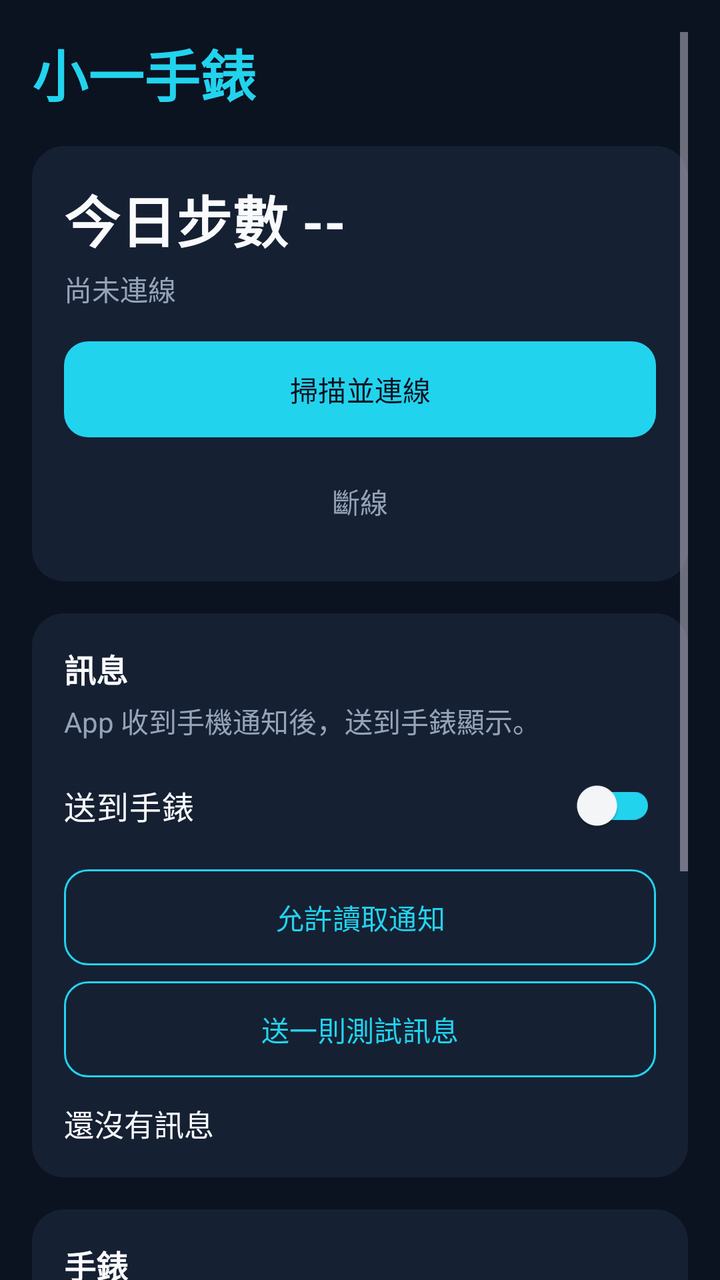
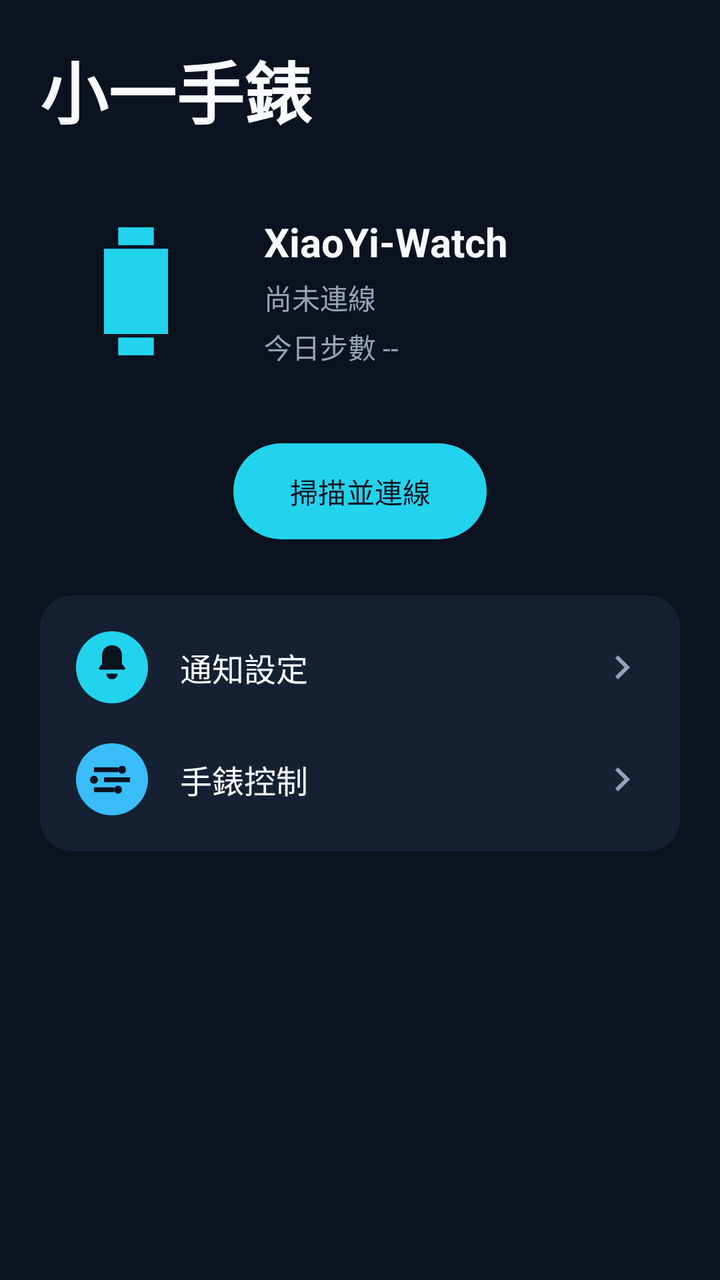

Before-and-after screenshots of an Android layout around one commit, followed by the original layout XML and the change that was made.
<!-- AndroidManifest.xml: application theme Theme.XiaoYiWatch -->
<!-- res/layout/activity_main.xml -->
<?xml version="1.0" encoding="utf-8"?>
<ScrollView xmlns:android="http://schemas.android.com/apk/res/android"
    android:layout_width="match_parent"
    android:layout_height="match_parent"
    android:background="@color/bg"
    android:clipToPadding="false"
    android:fillViewport="true"
    android:fitsSystemWindows="true"
    android:padding="16dp">

    <LinearLayout
        android:layout_width="match_parent"
        android:layout_height="wrap_content"
        android:orientation="vertical">

        <TextView
            android:layout_width="wrap_content"
            android:layout_height="wrap_content"
            android:text="小一手錶"
            android:textColor="@color/cyan"
            android:textSize="28sp"
            android:textStyle="bold" />

        <LinearLayout
            android:layout_width="match_parent"
            android:layout_height="wrap_content"
            android:layout_marginTop="16dp"
            android:background="@drawable/bg_card"
            android:orientation="vertical"
            android:padding="16dp">

            <TextView
                android:id="@+id/steps"
                android:layout_width="match_parent"
                android:layout_height="wrap_content"
                android:text="今日步數 --"
                android:textColor="@color/text"
                android:textSize="28sp"
                android:textStyle="bold" />

            <TextView
                android:id="@+id/status"
                android:layout_width="match_parent"
                android:layout_height="wrap_content"
                android:layout_marginTop="4dp"
                android:text="尚未連線"
                android:textColor="@color/muted"
                android:textSize="14sp" />

            <com.google.android.material.button.MaterialButton
                android:id="@+id/scan"
                style="@style/Widget.XiaoYi.Button"
                android:layout_width="match_parent"
                android:layout_height="wrap_content"
                android:layout_marginTop="16dp"
                android:text="掃描並連線" />

            <com.google.android.material.button.MaterialButton
                android:id="@+id/disconnect"
                style="@style/Widget.XiaoYi.Button.Text"
                android:layout_width="match_parent"
                android:layout_height="wrap_content"
                android:layout_marginTop="8dp"
                android:text="斷線" />
        </LinearLayout>

        <LinearLayout
            android:layout_width="match_parent"
            android:layout_height="wrap_content"
            android:layout_marginTop="16dp"
            android:background="@drawable/bg_card"
            android:orientation="vertical"
            android:padding="16dp">

            <TextView
                android:layout_width="wrap_content"
                android:layout_height="wrap_content"
                android:text="訊息"
                android:textColor="@color/text"
                android:textSize="16sp"
                android:textStyle="bold" />

            <TextView
                android:layout_width="match_parent"
                android:layout_height="wrap_content"
                android:layout_marginTop="4dp"
                android:text="App 收到手機通知後，送到手錶顯示。"
                android:textColor="@color/muted"
                android:textSize="14sp" />

            <androidx.appcompat.widget.SwitchCompat
                android:id="@+id/fwd"
                android:layout_width="match_parent"
                android:layout_height="wrap_content"
                android:layout_marginTop="8dp"
                android:minHeight="48dp"
                android:text="送到手錶"
                android:textColor="@color/text"
                android:textSize="16sp" />

            <com.google.android.material.button.MaterialButton
                android:id="@+id/allowNotice"
                style="@style/Widget.XiaoYi.Button.Outlined"
                android:layout_width="match_parent"
                android:layout_height="wrap_content"
                android:layout_marginTop="8dp"
                android:text="允許讀取通知" />

            <com.google.android.material.button.MaterialButton
                android:id="@+id/testMsg"
                style="@style/Widget.XiaoYi.Button.Outlined"
                android:layout_width="match_parent"
                android:layout_height="wrap_content"
                android:layout_marginTop="8dp"
                android:text="送一則測試訊息" />

            <TextView
                android:id="@+id/inbox"
                android:layout_width="match_parent"
                android:layout_height="wrap_content"
                android:layout_marginTop="12dp"
                android:text="還沒有訊息"
                android:textColor="@color/text"
                android:textSize="15sp" />
        </LinearLayout>

        <LinearLayout
            android:layout_width="match_parent"
            android:layout_height="wrap_content"
            android:layout_marginTop="16dp"
            android:background="@drawable/bg_card"
            android:orientation="vertical"
            android:padding="16dp">

            <TextView
                android:layout_width="wrap_content"
                android:layout_height="wrap_content"
                android:text="手錶"
                android:textColor="@color/text"
                android:textSize="16sp"
                android:textStyle="bold" />

            <TextView
                android:layout_width="wrap_content"
                android:layout_height="wrap_content"
                android:layout_marginTop="12dp"
                android:text="音量"
                android:textColor="@color/muted"
                android:textSize="14sp" />

            <LinearLayout
                android:layout_width="match_parent"
                android:layout_height="wrap_content"
                android:layout_marginTop="8dp"
                android:orientation="horizontal">

                <com.google.android.material.button.MaterialButton
                    android:id="@+id/volDown"
                    style="@style/Widget.XiaoYi.Button.Outlined"
                    android:layout_width="0dp"
                    android:layout_height="wrap_content"
                    android:layout_weight="1"
                    android:text="音量-" />

                <com.google.android.material.button.MaterialButton
                    android:id="@+id/volUp"
                    style="@style/Widget.XiaoYi.Button.Outlined"
                    android:layout_width="0dp"
                    android:layout_height="wrap_content"
                    android:layout_marginStart="8dp"
                    android:layout_weight="1"
                    android:text="音量+" />
            </LinearLayout>

            <TextView
                android:layout_width="wrap_content"
                android:layout_height="wrap_content"
                android:layout_marginTop="12dp"
                android:text="亮度"
                android:textColor="@color/muted"
                android:textSize="14sp" />

            <LinearLayout
                android:layout_width="match_parent"
                android:layout_height="wrap_content"
                android:layout_marginTop="8dp"
                android:orientation="horizontal">

                <com.google.android.material.button.MaterialButton
                    android:id="@+id/brightDown"
                    style="@style/Widget.XiaoYi.Button.Outlined"
                    android:layout_width="0dp"
                    android:layout_height="wrap_content"
                    android:layout_weight="1"
                    android:text="亮度-" />

                <com.google.android.material.button.MaterialButton
                    android:id="@+id/brightUp"
                    style="@style/Widget.XiaoYi.Button.Outlined"
                    android:layout_width="0dp"
                    android:layout_height="wrap_content"
                    android:layout_marginStart="8dp"
                    android:layout_weight="1"
                    android:text="亮度+" />
            </LinearLayout>

            <LinearLayout
                android:layout_width="match_parent"
                android:layout_height="wrap_content"
                android:layout_marginTop="8dp"
                android:orientation="horizontal">

                <com.google.android.material.button.MaterialButton
                    android:id="@+id/flash"
                    style="@style/Widget.XiaoYi.Button.Outlined"
                    android:layout_width="0dp"
                    android:layout_height="wrap_content"
                    android:layout_weight="1"
                    android:text="手電筒" />

                <com.google.android.material.button.MaterialButton
                    android:id="@+id/wake"
                    style="@style/Widget.XiaoYi.Button.Outlined"
                    android:layout_width="0dp"
                    android:layout_height="wrap_content"
                    android:layout_marginStart="8dp"
                    android:layout_weight="1"
                    android:text="叫小一" />
            </LinearLayout>
        </LinearLayout>

        <TextView
            android:id="@+id/log"
            android:layout_width="match_parent"
            android:layout_height="wrap_content"
            android:layout_marginTop="16dp"
            android:text=""
            android:textColor="@color/muted"
            android:textSize="13sp" />
    </LinearLayout>
</ScrollView>
<!-- resources referenced by this layout -->
<resources>
  <color name="bg">#0B1220</color>
  <color name="cyan">#22D3EE</color>
  <color name="muted">#94A3B8</color>
  <color name="text">#F8FAFC</color>
  <!-- drawable bg_card (drawable) -->
  <?xml version="1.0" encoding="utf-8"?>
  <shape xmlns:android="http://schemas.android.com/apk/res/android"
      android:shape="rectangle">
      <solid android:color="@color/card" />
      <corners android:radius="16dp" />
  </shape>
  <style name="Widget.XiaoYi.Button" parent="Widget.Material3.Button">
          <item name="android:minHeight">48dp</item>
          <item name="android:insetTop">0dp</item>
          <item name="android:insetBottom">0dp</item>
          <item name="android:textColor">@color/bg</item>
          <item name="backgroundTint">@color/cyan</item>
          <item name="cornerRadius">12dp</item>
      </style>
  <style name="Widget.XiaoYi.Button.Outlined" parent="Widget.Material3.Button.OutlinedButton">
          <item name="android:minHeight">48dp</item>
          <item name="android:insetTop">0dp</item>
          <item name="android:insetBottom">0dp</item>
          <item name="android:textColor">@color/cyan</item>
          <item name="backgroundTint">@android:color/transparent</item>
          <item name="strokeColor">@color/cyan</item>
          <item name="cornerRadius">12dp</item>
      </style>
  <style name="Widget.XiaoYi.Button.Text" parent="Widget.Material3.Button.TextButton">
          <item name="android:minHeight">48dp</item>
          <item name="android:insetTop">0dp</item>
          <item name="android:insetBottom">0dp</item>
          <item name="android:textColor">@color/muted</item>
          <item name="backgroundTint">@android:color/transparent</item>
          <item name="cornerRadius">12dp</item>
      </style>
  <style name="Theme.XiaoYiWatch" parent="Theme.Material3.Dark.NoActionBar">
          <item name="android:statusBarColor">@color/bg</item>
          <item name="android:navigationBarColor">@color/bg</item>
          <item name="android:windowBackground">@color/bg</item>
          <item name="colorPrimary">@color/cyan</item>
          <item name="colorOnPrimary">@color/bg</item>
          <item name="colorSurface">@color/card</item>
          <item name="colorOnSurface">@color/text</item>
          <item name="colorOutline">@color/cyan</item>
      </style>
  <color name="card">#162033</color>
</resources>

<!-- the commit's change to res/layout/activity_main.xml (unified diff, before → after) -->
@@ -6,7 +6,10 @@
     android:clipToPadding="false"
     android:fillViewport="true"
     android:fitsSystemWindows="true"
-    android:padding="16dp">
+    android:paddingStart="20dp"
+    android:paddingTop="20dp"
+    android:paddingEnd="20dp"
+    android:paddingBottom="24dp">
 
     <LinearLayout
         android:layout_width="match_parent"
@@ -17,215 +20,147 @@
             android:layout_width="wrap_content"
             android:layout_height="wrap_content"
             android:text="小一手錶"
-            android:textColor="@color/cyan"
-            android:textSize="28sp"
+            android:textColor="@color/text"
+            android:textSize="34sp"
             android:textStyle="bold" />
 
         <LinearLayout
             android:layout_width="match_parent"
             android:layout_height="wrap_content"
-            android:layout_marginTop="16dp"
-            android:background="@drawable/bg_card"
-            android:orientation="vertical"
-            android:padding="16dp">
+            android:layout_marginTop="28dp"
+            android:gravity="center_vertical"
+            android:orientation="horizontal">
 
-            <TextView
-                android:id="@+id/steps"
-                android:layout_width="match_parent"
+            <ImageView
+                android:layout_width="96dp"
+                android:layout_height="96dp"
+                android:contentDescription="手錶"
+                android:src="@drawable/ic_watch" />
+
+            <LinearLayout
+                android:layout_width="0dp"
                 android:layout_height="wrap_content"
-                android:text="今日步數 --"
-                android:textColor="@color/text"
-                android:textSize="28sp"
-                android:textStyle="bold" />
+                android:layout_marginStart="16dp"
+                android:layout_weight="1"
+                android:orientation="vertical">
 
-            <TextView
-                android:id="@+id/status"
-                android:layout_width="match_parent"
-                android:layout_height="wrap_content"
-                android:layout_marginTop="4dp"
-                android:text="尚未連線"
-                android:textColor="@color/muted"
-                android:textSize="14sp" />
+                <TextView
+                    android:id="@+id/deviceName"
+                    android:layout_width="match_parent"
+                    android:layout_height="wrap_content"
+                    android:text="XiaoYi-Watch"
+                    android:textColor="@color/text"
+                    android:textSize="20sp"
+                    android:textStyle="bold" />
 
-            <com.google.android.material.button.MaterialButton
-                android:id="@+id/scan"
-                style="@style/Widget.XiaoYi.Button"
-                android:layout_width="match_parent"
-                android:layout_height="wrap_content"
-                android:layout_marginTop="16dp"
-                android:text="掃描並連線" />
+                <TextView
+                    android:id="@+id/status"
+                    android:layout_width="match_parent"
+                    android:layout_height="wrap_content"
+                    android:layout_marginTop="4dp"
+                    android:text="尚未連線"
+                    android:textColor="@color/muted"
+                    android:textSize="14sp" />
 
-            <com.google.android.material.button.MaterialButton
-                android:id="@+id/disconnect"
-                style="@style/Widget.XiaoYi.Button.Text"
-                android:layout_width="match_parent"
-                android:layout_height="wrap_content"
-                android:layout_marginTop="8dp"
-                android:text="斷線" />
+                <TextView
+                    android:id="@+id/steps"
+                    android:layout_width="match_parent"
+                    android:layout_height="wrap_content"
+                    android:layout_marginTop="4dp"
+                    android:text="今日步數 --"
+                    android:textColor="@color/muted"
+                    android:textSize="14sp" />
+            </LinearLayout>
         </LinearLayout>
+
+        <com.google.android.material.button.MaterialButton
+            android:id="@+id/scan"
+            style="@style/Widget.XiaoYi.Button.Pill"
+            android:layout_width="wrap_content"
+            android:layout_height="wrap_content"
+            android:layout_gravity="center_horizontal"
+            android:layout_marginTop="28dp"
+            android:text="掃描並連線" />
 
         <LinearLayout
             android:layout_width="match_parent"
             android:layout_height="wrap_content"
-            android:layout_marginTop="16dp"
+            android:layout_marginTop="28dp"
             android:background="@drawable/bg_card"
             android:orientation="vertical"
-            android:padding="16dp">
+            android:paddingStart="12dp"
+            android:paddingTop="8dp"
+            android:paddingEnd="12dp"
+            android:paddingBottom="8dp">
 
-            <TextView
-                android:layout_width="wrap_content"
-                android:layout_height="wrap_content"
-                android:text="訊息"
-                android:textColor="@color/text"
-                android:textSize="16sp"
-                android:textStyle="bold" />
-
-            <TextView
+            <LinearLayout
+                android:id="@+id/rowNotice"
                 android:layout_width="match_parent"
                 android:layout_height="wrap_content"
-                android:layout_marginTop="4dp"
-                android:text="App 收到手機通知後，送到手錶顯示。"
-                android:textColor="@color/muted"
-                android:textSize="14sp" />
+                android:background="?android:attr/selectableItemBackground"
+                android:clickable="true"
+                android:focusable="true"
+                android:gravity="center_vertical"
+                android:minHeight="56dp"
+                android:orientation="horizontal"
+                android:paddingStart="4dp"
+                android:paddingEnd="4dp">
 
-            <androidx.appcompat.widget.SwitchCompat
-                android:id="@+id/fwd"
-                android:layout_width="match_parent"
-                android:layout_height="wrap_content"
-                android:layout_marginTop="8dp"
-                android:minHeight="48dp"
-                android:text="送到手錶"
-                android:textColor="@color/text"
-                android:textSize="16sp" />
+                <ImageView
+                    android:layout_width="40dp"
+                    android:layout_height="40dp"
+                    android:contentDescription=""
+                    android:src="@drawable/ic_row_notice" />
 
-            <com.google.android.material.button.MaterialButton
-                android:id="@+id/allowNotice"
-                style="@style/Widget.XiaoYi.Button.Outlined"
-                android:layout_width="match_parent"
-                android:layout_height="wrap_content"
-                android:layout_marginTop="8dp"
-                android:text="允許讀取通知" />
-
-            <com.google.android.material.button.MaterialButton
-                android:id="@+id/testMsg"
-                style="@style/Widget.XiaoYi.Button.Outlined"
-                android:layout_width="match_parent"
-                android:layout_height="wrap_content"
-                android:layout_marginTop="8dp"
-                android:text="送一則測試訊息" />
-
-            <TextView
-                android:id="@+id/inbox"
-                android:layout_width="match_parent"
-                android:layout_height="wrap_content"
-                android:layout_marginTop="12dp"
-                android:text="還沒有訊息"
-                android:textColor="@color/text"
-                android:textSize="15sp" />
-        </LinearLayout>
-
-        <LinearLayout
-            android:layout_width="match_parent"
-            android:layout_height="wrap_content"
-            android:layout_marginTop="16dp"
-            android:background="@drawable/bg_card"
-            android:orientation="vertical"
-            android:padding="16dp">
-
-            <TextView
-                android:layout_width="wrap_content"
-                android:layout_height="wrap_content"
-                android:text="手錶"
-                android:textColor="@color/text"
-                android:textSize="16sp"
-                android:textStyle="bold" />
-
-            <TextView
-                android:layout_width="wrap_content"
-                android:layout_height="wrap_content"
-                android:layout_marginTop="12dp"
-                android:text="音量"
-                android:textColor="@color/muted"
-                android:textSize="14sp" />
-
-            <LinearLayout
-                android:layout_width="match_parent"
-                android:layout_height="wrap_content"
-                android:layout_marginTop="8dp"
-                android:orientation="horizontal">
-
-                <com.google.android.material.button.MaterialButton
-                    android:id="@+id/volDown"
-                    style="@style/Widget.XiaoYi.Button.Outlined"
+                <TextView
                     android:layout_width="0dp"
                     android:layout_height="wrap_content"
+                    android:layout_marginStart="14dp"
                     android:layout_weight="1"
-                    android:text="音量-" />
+                    android:text="通知設定"
+                    android:textColor="@color/text"
+                    android:textSize="16sp" />
 
-                <com.google.android.material.button.MaterialButton
-                    android:id="@+id/volUp"
-                    style="@style/Widget.XiaoYi.Button.Outlined"
-                    android:layout_width="0dp"
-                    android:layout_height="wrap_content"
-                    android:layout_marginStart="8dp"
-                    android:layout_weight="1"
-                    android:text="音量+" />
-            </LinearLayout>
-
-            <TextView
-                android:layout_width="wrap_content"
-                android:layout_height="wrap_content"
-                android:layout_marginTop="12dp"
-                android:text="亮度"
-                android:textColor="@color/muted"
-                android:textSize="14sp" />
-
-            <LinearLayout
-                android:layout_width="match_parent"
-                android:layout_height="wrap_content"
-                android:layout_marginTop="8dp"
-                android:orientation="horizontal">
-
-                <com.google.android.material.button.MaterialButton
-                    android:id="@+id/brightDown"
-                    style="@style/Widget.XiaoYi.Button.Outlined"
-                    android:layout_width="0dp"
-                    android:layout_height="wrap_content"
-                    android:layout_weight="1"
-                    android:text="亮度-" />
-
-                <com.google.android.material.button.MaterialButton
-                    android:id="@+id/brightUp"
-                    style="@style/Widget.XiaoYi.Button.Outlined"
-                    android:layout_width="0dp"
-                    android:layout_height="wrap_content"
-                    android:layout_marginStart="8dp"
-                    android:layout_weight="1"
-                    android:text="亮度+" />
+                <ImageView
+                    android:layout_width="24dp"
+                    android:layout_height="24dp"
+                    android:contentDescription=""
+                    android:src="@drawable/ic_chevron" />
             </LinearLayout>
 
             <LinearLayout
+                android:id="@+id/rowControl"
                 android:layout_width="match_parent"
                 android:layout_height="wrap_content"
-                android:layout_marginTop="8dp"
-                android:orientation="horizontal">
+                android:background="?android:attr/selectableItemBackground"
+                android:clickable="true"
+                android:focusable="true"
+                android:gravity="center_vertical"
+                android:minHeight="56dp"
+                android:orientation="horizontal"
+                android:paddingStart="4dp"
+                android:paddingEnd="4dp">
 
-                <com.google.android.material.button.MaterialButton
-                    android:id="@+id/flash"
-                    style="@style/Widget.XiaoYi.Button.Outlined"
+                <ImageView
+                    android:layout_width="40dp"
+                    android:layout_height="40dp"
+                    android:contentDescription=""
+                    android:src="@drawable/ic_row_control" />
+
+                <TextView
                     android:layout_width="0dp"
                     android:layout_height="wrap_content"
+                    android:layout_marginStart="14dp"
                     android:layout_weight="1"
-                    android:text="手電筒" />
+                    android:text="手錶控制"
+                    android:textColor="@color/text"
+                    android:textSize="16sp" />
 
-                <com.google.android.material.button.MaterialButton
-                    android:id="@+id/wake"
-                    style="@style/Widget.XiaoYi.Button.Outlined"
-                    android:layout_width="0dp"
-                    android:layout_height="wrap_content"
-                    android:layout_marginStart="8dp"
-                    android:layout_weight="1"
-                    android:text="叫小一" />
+                <ImageView
+                    android:layout_width="24dp"
+                    android:layout_height="24dp"
+                    android:contentDescription=""
+                    android:src="@drawable/ic_chevron" />
             </LinearLayout>
         </LinearLayout>
 
<!-- resource entries referenced after the edit -->
@@ -11,29 +11,70 @@
       <solid android:color="@color/card" />
       <corners android:radius="16dp" />
   </shape>
+  <!-- drawable ic_chevron (drawable) -->
+  <?xml version="1.0" encoding="utf-8"?>
+  <vector xmlns:android="http://schemas.android.com/apk/res/android"
+      android:width="24dp"
+      android:height="24dp"
+      android:viewportWidth="24"
+      android:viewportHeight="24">
+      <path
+          android:fillColor="#94A3B8"
+          android:pathData="M9,6l6,6 -6,6 -1.4,-1.4L12.2,12 7.6,7.4z" />
+  </vector>
+  <!-- drawable ic_row_control (drawable) -->
+  <?xml version="1.0" encoding="utf-8"?>
+  <vector xmlns:android="http://schemas.android.com/apk/res/android"
+      android:width="40dp"
+      android:height="40dp"
+      android:viewportWidth="40"
+      android:viewportHeight="40">
+      <path
+          android:fillColor="#38BDF8"
+          android:pathData="M20,2a18,18 0,1 1,0 36a18,18 0,1 1,0 -36z" />
+      <path
+          android:fillColor="#0B1220"
+          android:pathData="M11,14h12v2.4h-12zM16,19h13v2.4h-13zM11,24h10v2.4h-10zM25,13.2a2,2 0,1 1,0 4a2,2 0,1 1,0 -4zM11,18.2a2,2 0,1 1,0 4a2,2 0,1 1,0 -4zM23,23.2a2,2 0,1 1,0 4a2,2 0,1 1,0 -4z" />
+  </vector>
+  <!-- drawable ic_row_notice (drawable) -->
+  <?xml version="1.0" encoding="utf-8"?>
+  <vector xmlns:android="http://schemas.android.com/apk/res/android"
+      android:width="40dp"
+      android:height="40dp"
+      android:viewportWidth="40"
+      android:viewportHeight="40">
+      <path
+          android:fillColor="#22D3EE"
+          android:pathData="M20,2a18,18 0,1 1,0 36a18,18 0,1 1,0 -36z" />
+      <path
+          android:fillColor="#0B1220"
+          android:pathData="M20,9c-3.2,0 -5,2.2 -5,5.2v4.2l-1.4,1.6c-0.4,0.5 -0.2,1.2 0.4,1.2h12c0.6,0 0.8,-0.7 0.4,-1.2L25,18.4v-4.2C25,11.2 23.2,9 20,9zM17.2,23.2a2.8,2.8 0,0 0,5.6 0z" />
+  </vector>
+  <!-- drawable ic_watch (drawable) -->
+  <?xml version="1.0" encoding="utf-8"?>
+  <vector xmlns:android="http://schemas.android.com/apk/res/android"
+      android:width="108dp"
+      android:height="108dp"
+      android:viewportWidth="108"
+      android:viewportHeight="108">
+      <path
+          android:fillColor="#0B1220"
+          android:pathData="M0,0h108v108h-108z" />
+      <path
+          android:fillColor="#22D3EE"
+          android:pathData="M44,18h20v10h-20zM36,30h36v48h-36zM44,80h20v10h-20z" />
+  </vector>
+  <style name="Widget.XiaoYi.Button.Pill" parent="Widget.XiaoYi.Button">
+          <item name="cornerRadius">24dp</item>
+          <item name="android:paddingStart">28dp</item>
+          <item name="android:paddingEnd">28dp</item>
+      </style>
   <style name="Widget.XiaoYi.Button" parent="Widget.Material3.Button">
           <item name="android:minHeight">48dp</item>
           <item name="android:insetTop">0dp</item>
           <item name="android:insetBottom">0dp</item>
           <item name="android:textColor">@color/bg</item>
           <item name="backgroundTint">@color/cyan</item>
-          <item name="cornerRadius">12dp</item>
-      </style>
-  <style name="Widget.XiaoYi.Button.Outlined" parent="Widget.Material3.Button.OutlinedButton">
-          <item name="android:minHeight">48dp</item>
-          <item name="android:insetTop">0dp</item>
-          <item name="android:insetBottom">0dp</item>
-          <item name="android:textColor">@color/cyan</item>
-          <item name="backgroundTint">@android:color/transparent</item>
-          <item name="strokeColor">@color/cyan</item>
-          <item name="cornerRadius">12dp</item>
-      </style>
-  <style name="Widget.XiaoYi.Button.Text" parent="Widget.Material3.Button.TextButton">
-          <item name="android:minHeight">48dp</item>
-          <item name="android:insetTop">0dp</item>
-          <item name="android:insetBottom">0dp</item>
-          <item name="android:textColor">@color/muted</item>
-          <item name="backgroundTint">@android:color/transparent</item>
           <item name="cornerRadius">12dp</item>
       </style>
   <style name="Theme.XiaoYiWatch" parent="Theme.Material3.Dark.NoActionBar">
